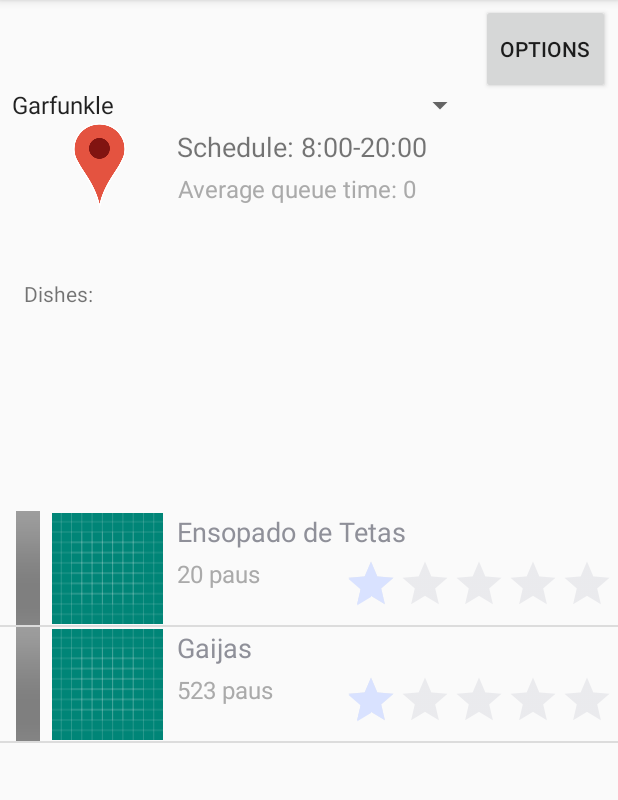
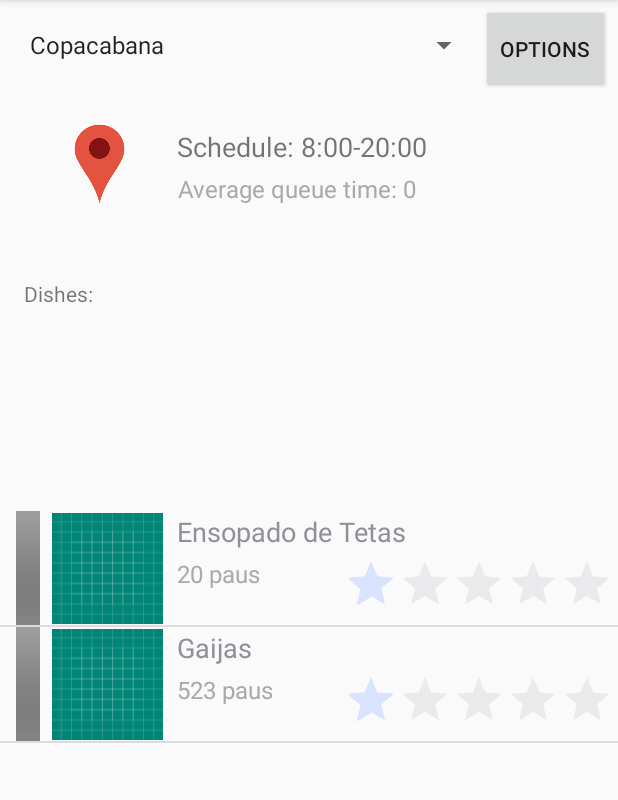
Before and after one commit to dmmnjaws/CMU-2019-2020, an Android app: the DiningOptionsActivity screen opened directly, with no data from a screen before it, after a tap on "Copacabana", on a phone screen of 412 x 824 dp, the part 84-884 px from its top. Run offline under Robolectric (Android 15) with nearby library versions, the phone set to English and light mode, and no system bars; 2 other taps on this screen came first.

Commit message:
dining place spinner working

```diff
--- a/app/src/main/java/pt/ulisboa/tecnico/cmov/foodist/DiningPlaceActivity.java
+++ b/app/src/main/java/pt/ulisboa/tecnico/cmov/foodist/DiningPlaceActivity.java
@@ -90,6 +90,7 @@ public class DiningPlaceActivity extends AppCompatActivity implements AdapterVie
     @Override
     public void onItemSelected(AdapterView<?> parent, View view, int position, long id) {
 
+        populateActivity(parent.getSelectedItem().toString());
     }
 
     @Override
--- a/app/src/main/java/pt/ulisboa/tecnico/cmov/foodist/GlobalState.java
+++ b/app/src/main/java/pt/ulisboa/tecnico/cmov/foodist/GlobalState.java
@@ -64,8 +64,9 @@ public class GlobalState extends Application {
 
         for (DiningOption diningOption: this.diningOptions) {
             if(diningOption.getName().equals(diningOptionName)){
-                index++;
+                return index;
             }
+            index++;
         }
 
         return index;
@@ -94,8 +95,9 @@ public class GlobalState extends Application {
             if(diningOption.getName().equals(diningOptionName)){
                 for (Dish dish: diningOption.getDishes()) {
                     if(dish.getName().equals(dishName)){
-                        index++;
+                        return index;
                     }
+                    index++;
                 }
             }
         }
--- a/app/src/main/res/layout/activity_dining_place.xml
+++ b/app/src/main/res/layout/activity_dining_place.xml
@@ -8,11 +8,15 @@
 
     <Spinner
         android:id="@+id/chooseDiningPlaceSpinner"
-        android:layout_width="317dp"
+        android:layout_width="308dp"
         android:layout_height="60dp"
         android:layout_marginBottom="668dp"
         app:layout_constraintBottom_toBottomOf="parent"
-        app:layout_constraintStart_toStartOf="parent" />
+        app:layout_constraintHorizontal_bias="0.116"
+        app:layout_constraintLeft_toLeftOf="parent"
+        app:layout_constraintRight_toRightOf="parent"
+        app:layout_constraintTop_toTopOf="parent"
+        app:layout_constraintVertical_bias="0.004" />
 
     <Button
         android:id="@+id/optionsButton"
@@ -75,7 +79,6 @@
         app:layout_constraintHorizontal_bias="0.666"
         app:layout_constraintLeft_toLeftOf="parent"
         app:layout_constraintRight_toRightOf="parent"
-        app:layout_constraintTop_toBottomOf="@+id/chooseCampusSpinner"
         app:layout_constraintVertical_bias="1.0" />
 
     <TextView
```
